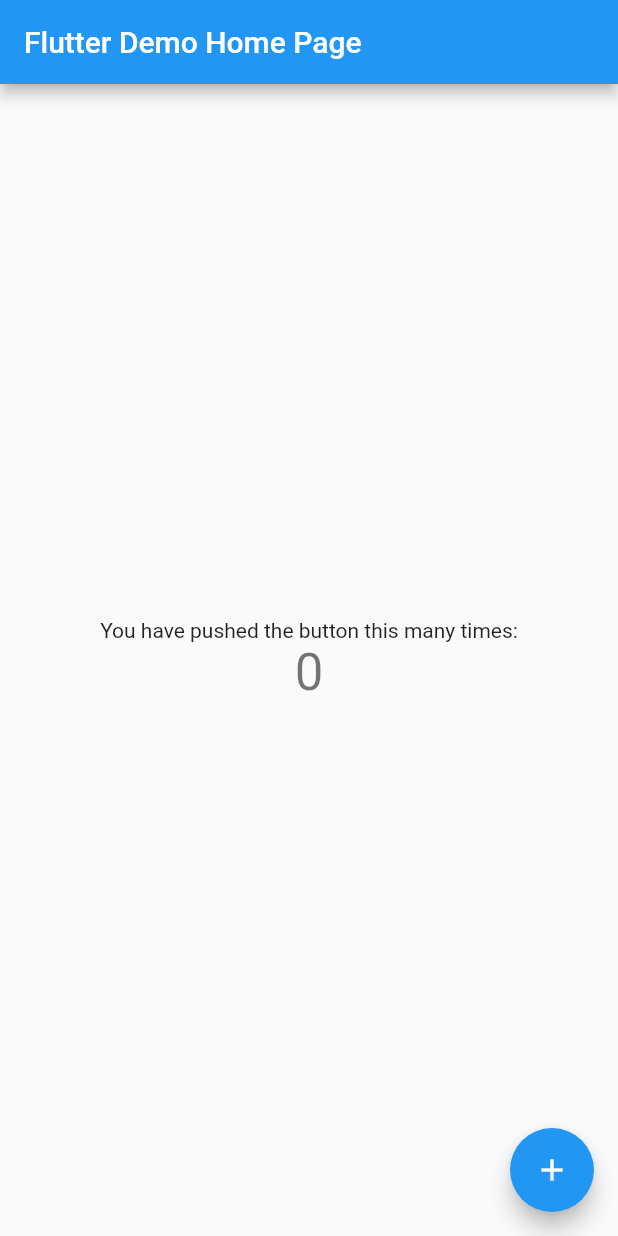
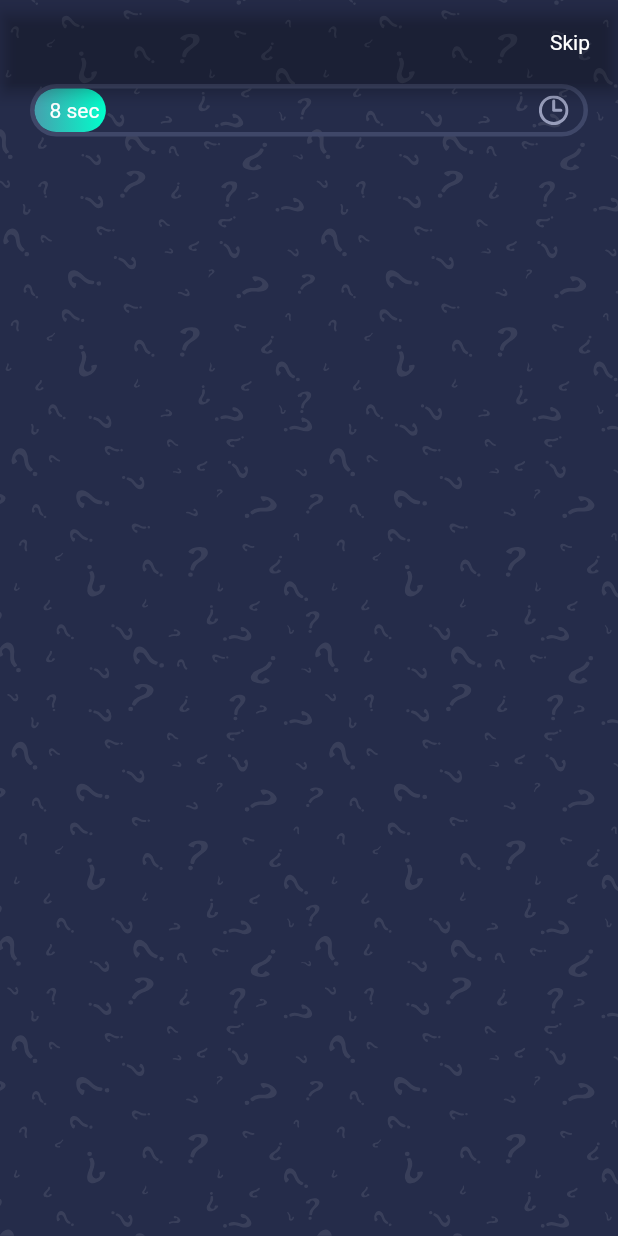
Before and after one commit to Theviacoder/Flutter_Quiz_App, a Flutter app: the screen it shows after launch, on a phone screen of 412 x 824 dp. Run offline on Flutter 3.47's test engine with Material 2 defaults, Android fonts, the phone set to English and light mode, and no system bars; our stand-ins replace get, websafe_svg.

Commit message:
First adding files

```diff
--- /dev/null
+++ b/lib/constants.dart
@@ -0,0 +1,14 @@
+import 'package:flutter/material.dart';
+
+const kSecondaryColor = Color(0xFF8B94BC);
+const kGreenColor = Color(0xFF6AC259);
+const kRedColor = Color(0xFFE92E30);
+const kGrayColor = Color(0xFFC1C1C1);
+const kBlackColor = Color(0xFF101010);
+const kPrimaryGradient = LinearGradient(
+  colors: [Color(0xFF46A0AE), Color(0xFF00FFCB)],
+  begin: Alignment.centerLeft,
+  end: Alignment.centerRight,
+);
+
+const double kDefaultPadding = 20.0;
--- /dev/null
+++ b/lib/controllers/question_controller.dart
@@ -0,0 +1,25 @@
+import 'package:flutter/widgets.dart';
+import 'package:get/get.dart';
+import 'package:get/state_manager.dart';
+
+class QuestionController extends GetxController
+    // ignore: deprecated_member_use
+    with
+        // ignore: deprecated_member_use
+        SingleGetTickerProviderMixin {
+  late AnimationController _animationController;
+  late Animation _animation;
+
+  Animation get animation => this._animation;
+
+  @override
+  void onInit() {
+    _animationController = AnimationController(duration: Duration(seconds: 60), vsync: this);
+    _animation = Tween<double>(begin: 0, end: 1).animate(_animationController)
+      ..addListener(() {
+        update();
+      });
+
+    _animationController.forward();
+  }
+}
--- a/lib/main.dart
+++ b/lib/main.dart
@@ -1,115 +1,20 @@
 import 'package:flutter/material.dart';
+import 'package:quizapp/screens/quiz/QuizScreen.dart';
 
 void main() {
-  runApp(const MyApp());
+  runApp(const QuizApp());
 }
 
-class MyApp extends StatelessWidget {
-  const MyApp({super.key});
+class QuizApp extends StatelessWidget {
+  const QuizApp({super.key});
 
-  // This widget is the root of your application.
   @override
   Widget build(BuildContext context) {
     return MaterialApp(
-      title: 'Flutter Demo',
-      theme: ThemeData(
-        // This is the theme of your application.
-        //
-        // Try running your application with "flutter run". You'll see the
-        // application has a blue toolbar. Then, without quitting the app, try
-        // changing the primarySwatch below to Colors.green and then invoke
-        // "hot reload" (press "r" in the console where you ran "flutter run",
-        // or simply save your changes to "hot reload" in a Flutter IDE).
-        // Notice that the counter didn't reset back to zero; the application
-        // is not restarted.
-        primarySwatch: Colors.blue,
-      ),
-      home: const MyHomePage(title: 'Flutter Demo Home Page'),
+      title: "Quiz App",
+      debugShowCheckedModeBanner: false,
+      theme: ThemeData.dark(),
+      home: QuizPage(),
     );
   }
 }
-
-class MyHomePage extends StatefulWidget {
-  const MyHomePage({super.key, required this.title});
-
-  // This widget is the home page of your application. It is stateful, meaning
-  // that it has a State object (defined below) that contains fields that affect
-  // how it looks.
-
-  // This class is the configuration for the state. It holds the values (in this
-  // case the title) provided by the parent (in this case the App widget) and
-  // used by the build method of the State. Fields in a Widget subclass are
-  // always marked "final".
-
-  final String title;
-
-  @override
-  State<MyHomePage> createState() => _MyHomePageState();
-}
-
-class _MyHomePageState extends State<MyHomePage> {
-  int _counter = 0;
-
-  void _incrementCounter() {
-    setState(() {
-      // This call to setState tells the Flutter framework that something has
-      // changed in this State, which causes it to rerun the build method below
-      // so that the display can reflect the updated values. If we changed
-      // _counter without calling setState(), then the build method would not be
-      // called again, and so nothing would appear to happen.
-      _counter++;
-    });
-  }
-
-  @override
-  Widget build(BuildContext context) {
-    // This method is rerun every time setState is called, for instance as done
-    // by the _incrementCounter method above.
-    //
-    // The Flutter framework has been optimized to make rerunning build methods
-    // fast, so that you can just rebuild anything that needs updating rather
-    // than having to individually change instances of widgets.
-    return Scaffold(
-      appBar: AppBar(
-        // Here we take the value from the MyHomePage object that was created by
-        // the App.build method, and use it to set our appbar title.
-        title: Text(widget.title),
-      ),
-      body: Center(
-        // Center is a layout widget. It takes a single child and positions it
-        // in the middle of the parent.
-        child: Column(
-          // Column is also a layout widget. It takes a list of children and
-          // arranges them vertically. By default, it sizes itself to fit its
-          // children horizontally, and tries to be as tall as its parent.
-          //
-          // Invoke "debug painting" (press "p" in the console, choose the
-          // "Toggle Debug Paint" action from the Flutter Inspector in Android
-          // Studio, or the "Toggle Debug Paint" command in Visual Studio Code)
-          // to see the wireframe for each widget.
-          //
-          // Column has various properties to control how it sizes itself and
-          // how it positions its children. Here we use mainAxisAlignment to
-          // center the children vertically; the main axis here is the vertical
-          // axis because Columns are vertical (the cross axis would be
-          // horizontal).
-          mainAxisAlignment: MainAxisAlignment.center,
-          children: <Widget>[
-            const Text(
-              'You have pushed the button this many times:',
-            ),
-            Text(
-              '$_counter',
-              style: Theme.of(context).textTheme.headlineMedium,
-            ),
-          ],
-        ),
-      ),
-      floatingActionButton: FloatingActionButton(
-        onPressed: _incrementCounter,
-        tooltip: 'Increment',
-        child: const Icon(Icons.add),
-      ), // This trailing comma makes auto-formatting nicer for build methods.
-    );
-  }
-}
--- /dev/null
+++ b/lib/screens/quiz/QuizScreen.dart
@@ -0,0 +1,26 @@
+import 'package:flutter/material.dart';
+import 'components/body.dart';
+
+class QuizPage extends StatelessWidget {
+  const QuizPage({super.key});
+
+  @override
+  Widget build(BuildContext context) {
+    return Scaffold(
+      extendBodyBehindAppBar: true,
+      appBar: AppBar(
+        backgroundColor: Colors.transparent,
+        actions: [
+          TextButton(
+            onPressed: () {},
+            child: Text(
+              "Skip",
+              style: Theme.of(context).textTheme.bodyMedium,
+            ),
+          ),
+        ],
+      ),
+      body: body(),
+    );
+  }
+}
--- /dev/null
+++ b/lib/screens/quiz/components/body.dart
@@ -0,0 +1,31 @@
+import 'package:flutter/material.dart';
+import 'package:quizapp/constants.dart';
+import 'package:websafe_svg/websafe_svg.dart';
+
+import 'progressBar.dart';
+
+class body extends StatelessWidget {
+  const body({
+    super.key,
+  });
+
+  @override
+  Widget build(BuildContext context) {
+    return Stack(
+      children: [
+        Container(
+          width: MediaQuery.of(context).size.width * 1,
+          height: MediaQuery.of(context).size.height * 1,
+          child: WebsafeSvg.asset("assets/bg.svg", fit: BoxFit.fill),
+        ),
+        SafeArea(
+            child: Padding(
+          padding: const EdgeInsets.symmetric(horizontal: kDefaultPadding),
+          child: Column(
+            children: [ProgressBar()],
+          ),
+        ))
+      ],
+    );
+  }
+}
--- /dev/null
+++ b/lib/screens/quiz/components/progressBar.dart
@@ -0,0 +1,52 @@
+import 'package:flutter/material.dart';
+import 'package:get/get_state_manager/get_state_manager.dart';
+import 'package:quizapp/controllers/question_controller.dart';
+import 'package:websafe_svg/websafe_svg.dart';
+
+import '../../../constants.dart';
+
+class ProgressBar extends StatelessWidget {
+  const ProgressBar({
+    super.key,
+  });
+
+  @override
+  Widget build(BuildContext context) {
+    return Container(
+      width: double.infinity,
+      height: 35,
+      decoration: BoxDecoration(
+        border: Border.all(color: Color(0xff3f4768), width: 3),
+        borderRadius: BorderRadius.circular(50),
+      ),
+      child: GetBuilder<QuestionController>(
+          init: QuestionController(),
+          builder: (controller) {
+            return Stack(
+              children: [
+                LayoutBuilder(
+                  builder: (context, constrains) => Container(
+                    width: constrains.maxWidth * controller.animation.value,
+                    decoration: BoxDecoration(
+                      gradient: kPrimaryGradient,
+                      borderRadius: BorderRadius.circular(50),
+                    ),
+                  ),
+                ),
+                Positioned.fill(
+                    child: Padding(
+                  padding: const EdgeInsets.symmetric(horizontal: kDefaultPadding / 2),
+                  child: Row(
+                    mainAxisAlignment: MainAxisAlignment.spaceBetween,
+                    children: [
+                      Text("${(controller.animation.value * 60).round()} sec"),
+                      WebsafeSvg.asset("assets/clock.svg"),
+                    ],
+                  ),
+                ))
+              ],
+            );
+          }),
+    );
+  }
+}
--- a/pubspec.yaml
+++ b/pubspec.yaml
@@ -35,6 +35,8 @@ dependencies:
   # The following adds the Cupertino Icons font to your application.
   # Use with the CupertinoIcons class for iOS style icons.
   cupertino_icons: ^1.0.2
+  websafe_svg: ^2.1.3+1
+  get: ^4.6.5
 
 dev_dependencies:
   flutter_test:
@@ -59,8 +61,8 @@ flutter:
   uses-material-design: true
 
   # To add assets to your application, add an assets section, like this:
-  # assets:
-  #   - images/a_dot_burr.jpeg
+  assets:
+    - assets/
   #   - images/a_dot_ham.jpeg
 
   # An image asset can refer to one or more resolution-specific "variants", see
```
Also changed, not shown: lib/model/Questions_model.dart (added, +39 -0 lines), lib/screens/welcome/WelcomePage.dart (added, +70 -0 lines), assets/bg.svg (added), assets/clock.svg (added), pubspec.lock, 1 other file.
